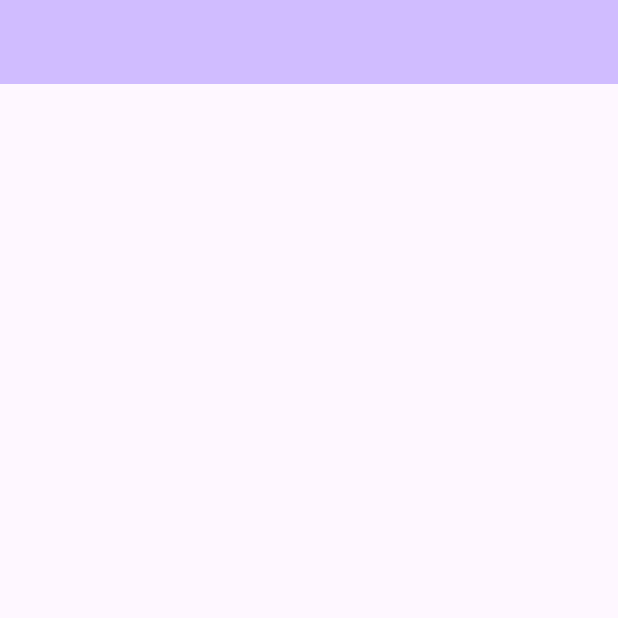
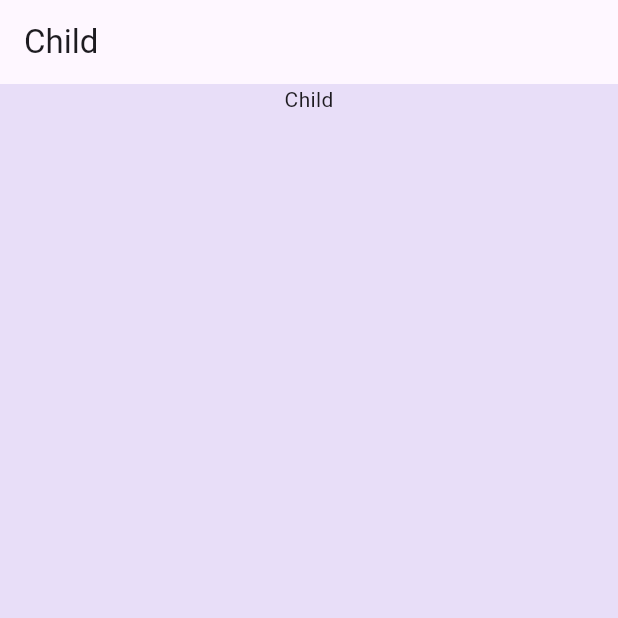
Before and after one commit to yamashita-room-335/sample_for_issue, a Flutter app: the screen it shows after launch, on a phone screen of 412 x 824 dp, the top half of it. Run offline on Flutter 3.47's test engine with Material 3 defaults, Android fonts, the light colour scheme and no system bars; our stand-ins replace auto_route.

Commit message:
エラーが発生する例コード

```diff
--- /dev/null
+++ b/lib/app_router.dart
@@ -0,0 +1,19 @@
+import 'package:auto_route/auto_route.dart';
+
+import 'main.dart';
+
+part 'app_router.gr.dart';
+
+@AutoRouterConfig(replaceInRouteName: 'Page,Route')
+class AppRouter extends _$AppRouter {
+  @override
+  List<AutoRoute> get routes => [
+        AutoRoute(
+          page: ParentRoute.page,
+          initial: true,
+          children: [
+            AutoRoute(page: ChildRoute.page, initial: true),
+          ],
+        ),
+      ];
+}
--- a/lib/main.dart
+++ b/lib/main.dart
@@ -1,42 +1,62 @@
+import 'package:auto_route/auto_route.dart';
 import 'package:flutter/material.dart';
 
+import 'app_router.dart';
+
 void main() {
-  runApp(const MyApp());
+  runApp(MyApp());
 }
 
 class MyApp extends StatelessWidget {
-  const MyApp({super.key});
+  MyApp({super.key});
+
+  final _appRouter = AppRouter();
 
   @override
   Widget build(BuildContext context) {
-    return MaterialApp(
+    return MaterialApp.router(
       theme: ThemeData(
         useMaterial3: true,
       ),
-      home: const MyHomePage(),
+      routerConfig: _appRouter.config(),
     );
   }
 }
 
-class MyHomePage extends StatefulWidget {
-  const MyHomePage({super.key});
+@RoutePage()
+class ParentPage extends StatelessWidget {
+  const ParentPage({super.key});
 
   @override
-  State<MyHomePage> createState() => _MyHomePageState();
+  Widget build(BuildContext context) {
+    return Stack(
+      fit: StackFit.expand,
+      children: [
+        Container(
+          color: Theme.of(context).colorScheme.secondaryContainer,
+        ),
+        const AutoRouter(),
+      ],
+    );
+  }
 }
 
-class _MyHomePageState extends State<MyHomePage> {
+@RoutePage()
+class ChildPage extends StatelessWidget {
+  const ChildPage({super.key});
+
   @override
   Widget build(BuildContext context) {
     return Scaffold(
+      backgroundColor: Colors.transparent,
       appBar: AppBar(
-        backgroundColor: Theme.of(context).colorScheme.inversePrimary,
+        title: const Text('Child'),
       ),
       body: const Center(
         child: Column(
           children: [
             Text(
-              '',
+              'Child',
             ),
           ],
         ),
```
Also changed, not shown: pubspec.yaml (+5 -2 lines), lib/app_router.gr.dart (added), pubspec.lock.
